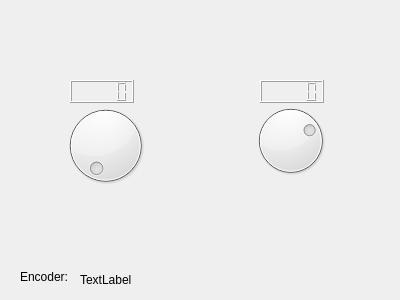
myconfix/flashlamp, file flashlamp.ui: the form before one commit.
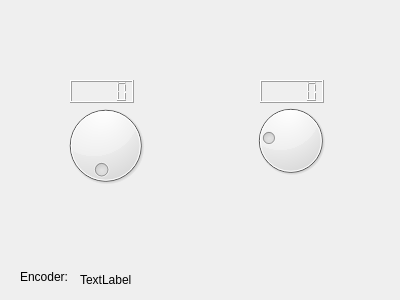
The form after the commit.

Diff of the .ui file:
```diff
--- a/flashlamp.ui
+++ b/flashlamp.ui
@@ -49,10 +49,10 @@
     </rect>
    </property>
    <property name="minimum">
-    <number>8</number>
+    <number>0</number>
    </property>
    <property name="maximum">
-    <number>25</number>
+    <number>90</number>
    </property>
    <property name="sliderPosition">
     <number>20</number>
@@ -68,10 +68,10 @@
     </rect>
    </property>
    <property name="minimum">
-    <number>8</number>
+    <number>0</number>
    </property>
    <property name="maximum">
-    <number>25</number>
+    <number>360</number>
    </property>
    <property name="sliderPosition">
     <number>9</number>
```
